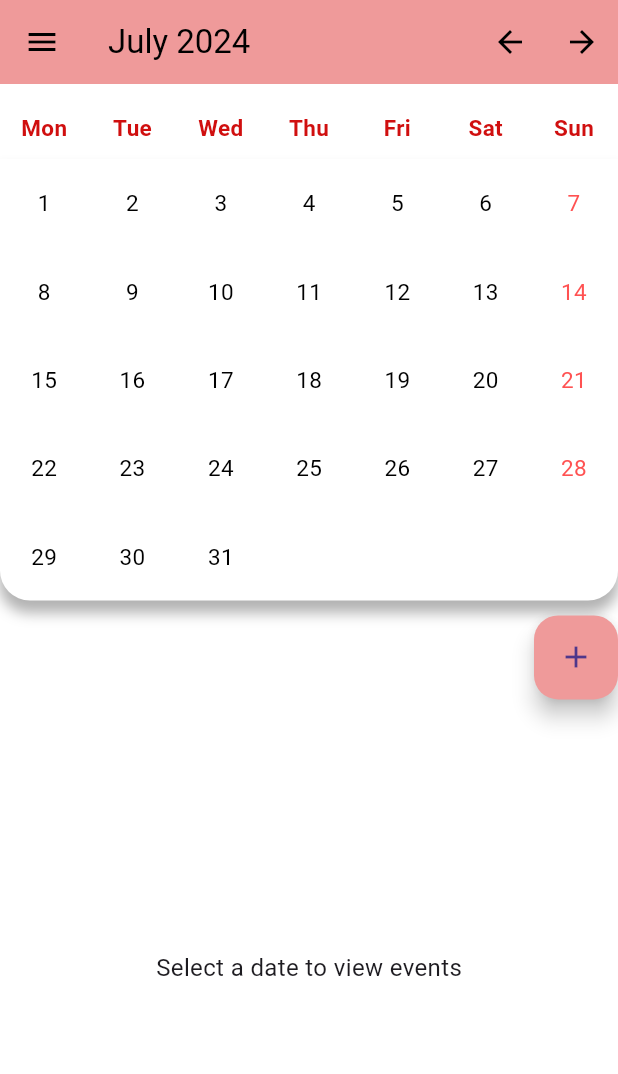
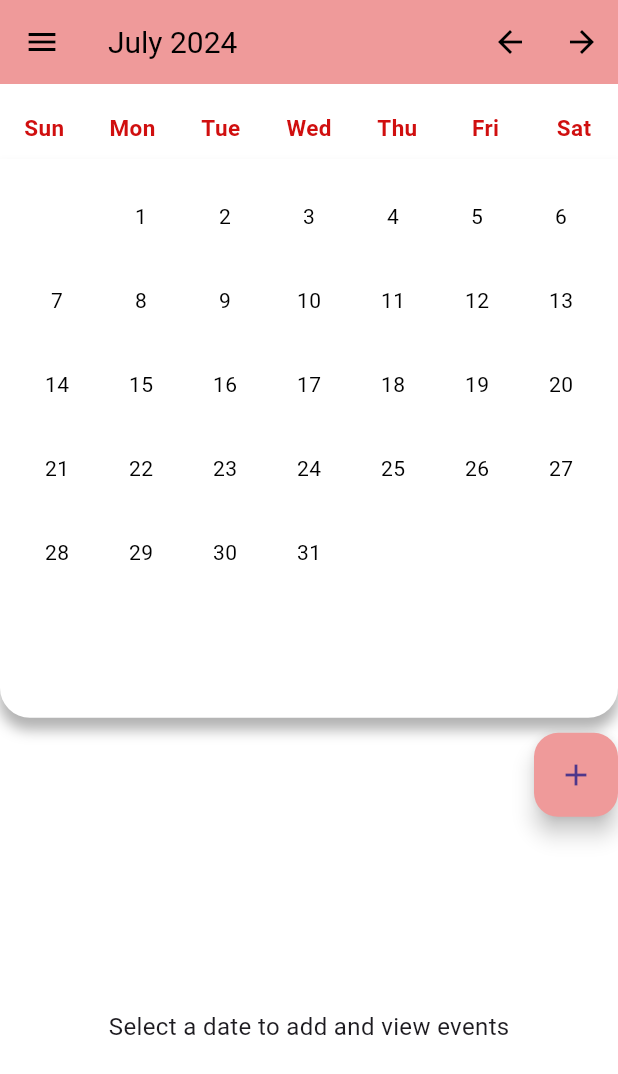
Before and after one commit to KylaClairePusag/Calendar, a Flutter app: the screen it shows after launch, on a phone screen of 412 x 824 dp. Shown: the top 1074 px of the screen. Run offline on Flutter 3.47's test engine with Material 3 defaults, Android fonts, the phone set to English and light mode, and no system bars.

Commit message:
latest update main.dart

```diff
--- a/lib/main.dart
+++ b/lib/main.dart
@@ -1,3 +1,4 @@
+
 import 'package:flutter/material.dart';
 import 'package:intl/intl.dart';
 
@@ -10,8 +11,21 @@ enum AppTheme {
   Dark,
 }
 
-class MyApp extends StatelessWidget {
+class MyApp extends StatefulWidget {
   const MyApp({Key? key}) : super(key: key);
+
+  @override
+  _MyAppState createState() => _MyAppState();
+}
+
+class _MyAppState extends State<MyApp> {
+  AppTheme _currentTheme = AppTheme.Light;
+
+  void _toggleTheme(AppTheme theme) {
+    setState(() {
+      _currentTheme = theme;
+    });
+  }
 
   @override
   Widget build(BuildContext context) {
@@ -19,8 +33,9 @@ class MyApp extends StatelessWidget {
       title: 'Calendar App',
       theme: _buildThemeData(AppTheme.Light), // Set initial light theme
       darkTheme: _buildThemeData(AppTheme.Dark), // Set dark theme
+      themeMode: _currentTheme == AppTheme.Light ? ThemeMode.light : ThemeMode.dark,
       debugShowCheckedModeBanner: false, // Remove debug banner
-      home: const CalendarGrid(),
+      home: CalendarGrid(toggleTheme: _toggleTheme),
     );
   }
 
@@ -30,11 +45,31 @@ class MyApp extends StatelessWidget {
         return ThemeData(
           primarySwatch: Colors.red,
           brightness: Brightness.light,
+          scaffoldBackgroundColor: Colors.white,
+          cardColor: Colors.white,
+          textTheme: TextTheme(
+            bodyLarge: TextStyle(color: Colors.black),
+          ),
+          appBarTheme: AppBarTheme(
+            backgroundColor: Colors.red[200],
+            titleTextStyle: TextStyle(color: Colors.black, fontSize: 20),
+            iconTheme: IconThemeData(color: Colors.black),
+          ),
         );
       case AppTheme.Dark:
         return ThemeData(
           primarySwatch: Colors.red,
           brightness: Brightness.dark,
+          scaffoldBackgroundColor: Colors.black,
+          cardColor: Colors.grey[900],
+          textTheme: TextTheme(
+            bodyLarge: TextStyle(color: Colors.white),
+          ),
+          appBarTheme: AppBarTheme(
+            backgroundColor: Colors.red[700],
+            titleTextStyle: TextStyle(color: Colors.white, fontSize: 20),
+            iconTheme: IconThemeData(color: Colors.white),
+          ),
         );
     }
   }
@@ -49,7 +84,9 @@ class Event {
 }
 
 class CalendarGrid extends StatefulWidget {
-  const CalendarGrid({Key? key}) : super(key: key);
+  final Function(AppTheme) toggleTheme;
+
+  const CalendarGrid({Key? key, required this.toggleTheme}) : super(key: key);
 
   @override
   _CalendarGridState createState() => _CalendarGridState();
@@ -64,7 +101,6 @@ class _CalendarGridState extends State<CalendarGrid> {
   List<Event> _selectedDateEvents = [];
   String userName = "Dianne Kristel Castillo"; // User name
   String userEmail = "dayan@gmail.com"; // User email
-  AppTheme _currentTheme = AppTheme.Light; // Track current theme
 
   @override
   void initState() {
@@ -96,7 +132,7 @@ class _CalendarGridState extends State<CalendarGrid> {
 
     TextEditingController titleController = TextEditingController();
     TextEditingController descriptionController = TextEditingController();
-    String status = 'Free';
+    String status = 'Busy'; // Default status to 'Busy'
 
     showDialog(
       context: context,
@@ -114,20 +150,21 @@ class _CalendarGridState extends State<CalendarGrid> {
                 controller: descriptionController,
                 decoration: InputDecoration(labelText: 'Description'),
               ),
-              DropdownButtonFormField<String>(
-                value: status,
-                decoration: InputDecoration(labelText: 'Status'),
-                items: ['Free', 'Busy'].map((String value) {
-                  return DropdownMenuItem<String>(
-                    value: value,
-                    child: Text(value),
-                  );
-                }).toList(),
-                onChanged: (newValue) {
-                  setState(() {
-                    status = newValue!;
-                  });
-                },
+              Row(
+                children: [
+                  Text('Status: '),
+                  Row(
+                    children: [
+                      Icon(
+                        Icons.circle,
+                        color: Colors.red,
+                        size: 10,
+                      ),
+                      SizedBox(width: 5),
+                      Text('Busy'),
+                    ],
+                  ),
+                ],
               ),
             ],
           ),
@@ -135,12 +172,15 @@ class _CalendarGridState extends State<CalendarGrid> {
             TextButton(
               child: Text('Cancel'),
               onPressed: () {
-                Navigator.of(context).pop();
+                _showDiscardDialog(context);
               },
             ),
             TextButton(
               child: Text('Add'),
               onPressed: () {
+                if (titleController.text.isEmpty || descriptionController.text.isEmpty) {
+                  _showWarningDialog(context);
+                } else {
                   setState(() {
                     _events.putIfAbsent(
                       _highlightedDate!,
@@ -155,6 +195,7 @@ class _CalendarGridState extends State<CalendarGrid> {
                   });
                   Navigator.of(context).pop();
                   _updateSelectedDateEvents();
+                }
               },
             ),
           ],
@@ -169,6 +210,7 @@ class _CalendarGridState extends State<CalendarGrid> {
       builder: (BuildContext context) {
         return AlertDialog(
           title: Text('Discard this event?'),
+          content: Text('Are you sure you want to discard this event?'),
           actions: [
             TextButton(
               child: Text('Keep Editing'),
@@ -179,7 +221,27 @@ class _CalendarGridState extends State<CalendarGrid> {
             TextButton(
               child: Text('Discard'),
               onPressed: () {
-                Navigator.of(context).pop();
+                Navigator.of(context).pop(); // Close discard confirmation dialog
+                Navigator.of(context).pop(); // Close add event dialog
+              },
+            ),
+          ],
+        );
+      },
+    );
+  }
+
+  void _showWarningDialog(BuildContext context) {
+    showDialog(
+      context: context,
+      builder: (BuildContext context) {
+        return AlertDialog(
+          title: Text('Incomplete Information'),
+          content: Text('Event title and description are required.'),
+          actions: [
+            TextButton(
+              child: Text('OK'),
+              onPressed: () {
                 Navigator.of(context).pop();
               },
             ),
@@ -212,20 +274,21 @@ class _CalendarGridState extends State<CalendarGrid> {
                 controller: descriptionController,
                 decoration: InputDecoration(labelText: 'Description'),
               ),
-              DropdownButtonFormField<String>(
-                value: status,
-                decoration: InputDecoration(labelText: 'Status'),
-                items: ['Free', 'Busy'].map((String value) {
-                  return DropdownMenuItem<String>(
-                    value: value,
-                    child: Text(value),
-                  );
-                }).toList(),
-                onChanged: (newValue) {
-                  setState(() {
-                    status = newValue!;
-                  });
-                },
+              Row(
+                children: [
+                  Text('Status: '),
+                  Row(
+                    children: [
+                      Icon(
+                        Icons.circle,
+                        color: Colors.red,
+                        size: 10,
+                      ),
+                      SizedBox(width: 5),
+                      Text('Busy'),
+                    ],
+                  ),
+                ],
               ),
             ],
           ),
@@ -246,6 +309,36 @@ class _CalendarGridState extends State<CalendarGrid> {
                 });
                 Navigator.of(context).pop();
                 _updateSelectedDateEvents();
+              },
+            ),
+          ],
+        );
+      },
+    );
+  }
+
+  void _showDeleteConfirmationDialog(Event event) {
+    showDialog(
+      context: context,
+      builder: (BuildContext context) {
+        return AlertDialog(
+          title: Text('Delete Event'),
+          content: Text('Are you sure you want to delete this event?'),
+          actions: [
+            TextButton(
+              child: Text('Cancel'),
+              onPressed: () {
+                Navigator.of(context).pop();
+              },
+            ),
+            TextButton(
+              child: Text('Delete'),
+              onPressed: () {
+                setState(() {
+                  _events[_highlightedDate]?.remove(event);
+                  _selectedDateEvents.remove(event);
+                });
+                Navigator.of(context).pop();
               },
             ),
           ],
@@ -412,14 +505,14 @@ class _CalendarGridState extends State<CalendarGrid> {
               ListTile(
                 title: Text('Light Theme'),
                 onTap: () {
-                  _setTheme(AppTheme.Light);
+                  widget.toggleTheme(AppTheme.Light);
                   Navigator.of(context).pop();
                 },
               ),
               ListTile(
                 title: Text('Dark Theme'),
                 onTap: () {
-                  _setTheme(AppTheme.Dark);
+                  widget.toggleTheme(AppTheme.Dark);
                   Navigator.of(context).pop();
                 },
               ),
@@ -430,18 +523,12 @@ class _CalendarGridState extends State<CalendarGrid> {
     );
   }
 
-  void _setTheme(AppTheme themeMode) {
-    setState(() {
-      _currentTheme = themeMode;
-    });
-  }
-
   @override
   Widget build(BuildContext context) {
     return Scaffold(
-      backgroundColor: Colors.white,
+      backgroundColor: Theme.of(context).scaffoldBackgroundColor,
       appBar: AppBar(
-        backgroundColor: Colors.red[200],
+        backgroundColor: Theme.of(context).appBarTheme.backgroundColor,
         shadowColor: Colors.transparent,
         leading: Builder(
           builder: (BuildContext context) {
@@ -501,9 +588,12 @@ class _CalendarGridState extends State<CalendarGrid> {
               },
             ),
           ),
-          Container(
+          Expanded(
+            flex: 4, // Adjust the flex value to make this container longer
+            child: Container(
+              padding: const EdgeInsets.all(10.0), // Adjust padding to make the container larger
               decoration: BoxDecoration(
-              color: Colors.white,
+                color: Theme.of(context).cardColor,
                 borderRadius: const BorderRadius.only(
                   bottomLeft: Radius.circular(20),
                   bottomRight: Radius.circular(20),
@@ -518,12 +608,8 @@ class _CalendarGridState extends State<CalendarGrid> {
                 ],
               ),
               child: GridView.builder(
-              physics: const NeverScrollableScrollPhysics(),
-              shrinkWrap: true,
-              padding: EdgeInsets.zero,
                 gridDelegate: const SliverGridDelegateWithFixedCrossAxisCount(
                   crossAxisCount: 7,
-                childAspectRatio: 1.0, // Adjust the aspect ratio to control the size
                 ),
                 itemCount: listOfDatesInMonth(_selectedDate).length + indexOfFirstDayMonth,
                 itemBuilder: (BuildContext context, int index) {
@@ -534,71 +620,40 @@ class _CalendarGridState extends State<CalendarGrid> {
                   );
                   List<Event>? events = _events[currentDate];
 
-                return Padding(
-                  padding: const EdgeInsets.all(4.0), // Adjust padding to control spacing
-                  child: GestureDetector(
+                  return GestureDetector(
                     onTap: () {
                       if (index >= indexOfFirstDayMonth) {
                         _onDateTap(currentDate);
                       }
                     },
-                    child: Stack(
-                      children: [
-                        Container(
+                    child: Container(
                       alignment: Alignment.center,
+                      margin: const EdgeInsets.all(4.0), // Add margin around each date container
                       decoration: BoxDecoration(
-                            color: currentDate == _highlightedDate
-                                ? const Color(0xFFFD00F0F)
-                                : Colors.transparent,
-                            borderRadius: BorderRadius.circular(50),
+                        color: currentDate == _highlightedDate ? Colors.red : Colors.transparent,
+                        borderRadius: BorderRadius.circular(10),
                       ),
                       child: Column(
                         mainAxisAlignment: MainAxisAlignment.center,
                         children: [
-                              index < indexOfFirstDayMonth
-                                  ? const Text("")
-                                  : Text(
-                                      '${index + 1 - indexOfFirstDayMonth}',
+                          Text(
+                            index >= indexOfFirstDayMonth ? '${index + 1 - indexOfFirstDayMonth}' : '',
                             style: TextStyle(
-                                        color: currentDate == _highlightedDate
-                                            ? Colors.white
-                                            : index % 7 == 6
-                                                ? Colors.redAccent
-                                                : Colors.black,
-                                        fontSize: 15,
+                              color: currentDate == _highlightedDate ? Colors.white : Theme.of(context).textTheme.bodyLarge?.color,
                             ),
                           ),
                           if (events != null && events.isNotEmpty)
-                                ...events.take(1).map((event) {
-                                  return Text(
-                                    event.title,
-                                    style: TextStyle(
-                                      color: currentDate == _highlightedDate
-                                          ? Colors.white
-                                          : Colors.black,
-                                      fontSize: 10,
-                                    ),
-                                    overflow: TextOverflow.ellipsis,
-                                  );
-                                }).toList(),
-                              if (events != null && events.length > 1)
-                                Text(
-                                  '+${events.length - 1} more',
-                                  style: TextStyle(
-                                    color: currentDate == _highlightedDate
-                                        ? Colors.white
-                                        : Colors.black,
-                                    fontSize: 10,
-                                  ),
-                                ),
-                            ],
-                          ),
+                            Icon(
+                              Icons.circle,
+                              color: Colors.red,
+                              size: 5,
                             ),
                         ],
                       ),
                     ),
                   );
                 },
+              ),
             ),
           ),
           SizedBox(height: 10), // Add space between calendar grid and button
@@ -612,6 +667,7 @@ class _CalendarGridState extends State<CalendarGrid> {
             ),
           ),
           Expanded(
+            flex: 3, // Adjust the flex value to allocate space for events list
             child: _highlightedDate != null && _selectedDateEvents.isNotEmpty
                 ? ListView.builder(
                     itemCount: _selectedDateEvents.length,
@@ -632,10 +688,7 @@ class _CalendarGridState extends State<CalendarGrid> {
                             IconButton(
                               icon: Icon(Icons.delete),
                               onPressed: () {
-                                setState(() {
-                                  _events[_highlightedDate]?.remove(event);
-                                  _selectedDateEvents.remove(event);
-                                });
+                                _showDeleteConfirmationDialog(event);
                               },
                             ),
                           ],
@@ -646,7 +699,7 @@ class _CalendarGridState extends State<CalendarGrid> {
                 : Center(
                     child: Text(
                       _highlightedDate == null
-                          ? 'Select a date to view events'
+                          ? 'Select a date to add and view events'
                           : 'No events for this date',
                       style: TextStyle(fontSize: 16),
                     ),
@@ -675,16 +728,14 @@ class _CalendarGridState extends State<CalendarGrid> {
                     userName,
                     style: TextStyle(
                       color: Colors.black,
-                      fontSize: 18,
-                    ),
+                      fontSize: 18),
                   ),
                   SizedBox(height: 5),
                   Text(
                     userEmail,
                     style: TextStyle(
                       color: Colors.black,
-                      fontSize: 14,
-                    ),
+                      fontSize: 14),
                   ),
                 ],
               ),
@@ -694,10 +745,23 @@ class _CalendarGridState extends State<CalendarGrid> {
               title: Text('Edit Profile'),
               onTap: _editProfile,
             ),
-            ListTile(
+            ExpansionTile(
               leading: Icon(Icons.settings),
               title: Text('Settings'),
-              onTap: _openSettings,
+              children: [
+                ListTile(
+                  title: Text('Light Mode'),
+                  onTap: () {
+                    widget.toggleTheme(AppTheme.Light);
+                  },
+                ),
+                ListTile(
+                  title: Text('Dark Mode'),
+                  onTap: () {
+                    widget.toggleTheme(AppTheme.Dark);
+                  },
+                ),
+              ],
             ),
             ListTile(
               leading: Icon(Icons.help),
@@ -722,7 +786,7 @@ class _CalendarGridState extends State<CalendarGrid> {
     );
   }
 
-  List<String> daysOfWeek = ['Mon', 'Tue', 'Wed', 'Thu', 'Fri', 'Sat', 'Sun'];
+  List<String> daysOfWeek = ['Sun', 'Mon', 'Tue', 'Wed', 'Thu', 'Fri', 'Sat'];
 
   List<DateTime> listOfDatesInMonth(DateTime selectedDate) {
     DateTime firstDayOfMonth = DateTime(selectedDate.year, selectedDate.month, 1);
@@ -739,6 +803,8 @@ class _CalendarGridState extends State<CalendarGrid> {
   }
 
   int getIndexOfFirstDayInMonth(DateTime selectedDate) {
-    return DateTime(selectedDate.year, selectedDate.month, 1).weekday - 1;
+    // Adjust the calculation to handle Sunday as the first day of the week
+    int weekday = DateTime(selectedDate.year, selectedDate.month, 1).weekday;
+    return (weekday % 7); // This shifts Sunday (weekday == 7) to index 0
   }
 }
```
Lines whose indentation alone changed are shown as unchanged.
